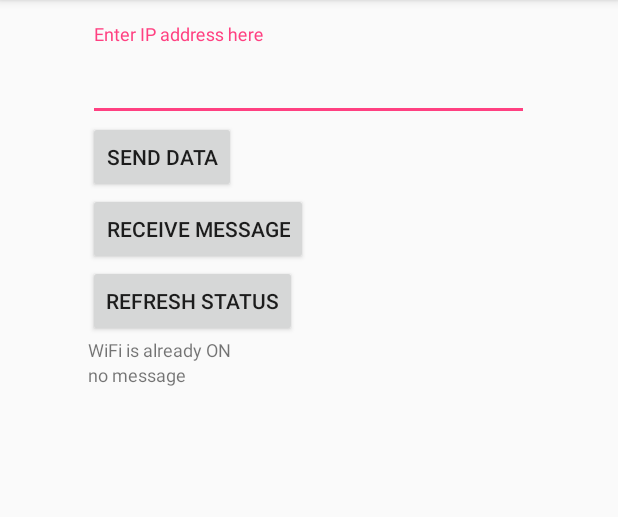
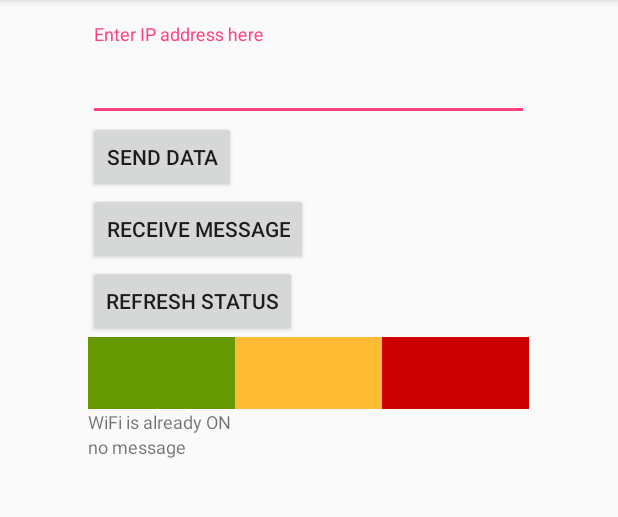
Before and after one commit to Projekt1Grupp12/projektet, an Android app: the screen it shows after launch (MainActivity), on a phone screen of 412 x 824 dp, the part 84-601 px from its top. Run offline under Robolectric (Android 15) with nearby library versions, the phone set to English and light mode, and no system bars.

Commit message:
Colored buttons added with functionality
3 buttons added that sends integer values to the server.

When pressing button corresponding integer is sent to the server:
btn_Green --> 1
btn_Yellow --> 2
btn_Red --> 3

```diff
--- a/App/UDPTest/app/src/main/res/layout/activity_main.xml
+++ b/App/UDPTest/app/src/main/res/layout/activity_main.xml
@@ -48,26 +48,25 @@
                 android:layout_height="match_parent">
 
                 <Button
+                    android:id="@+id/send_UDP_button"
                     android:layout_width="wrap_content"
                     android:layout_height="wrap_content"
-                    android:id="@+id/send_UDP_button"
                     android:layout_centerHorizontal="true"
+                    android:onClick="refreshStatus"
                     android:text="@string/action_send_UDP"
-                    android:onClick="refreshStatus"
 
                     />
             </android.support.design.widget.TextInputLayout>
 
 
             <Button
+                android:id="@+id/button_begin_graph"
                 android:layout_width="wrap_content"
                 android:layout_height="wrap_content"
-                android:text="receive message"
                 android:layout_centerHorizontal="true"
                 android:layout_centerVertical="true"
-                android:id="@+id/button_begin_graph"
                 android:onClick="sendMessage"
-                />
+                android:text="receive message" />
 
 
             <Button
@@ -79,24 +78,60 @@
                 android:onClick="refreshStatus"
                 android:text="Refresh status" />
 
+            <ScrollView
+                android:layout_width="match_parent"
+                android:layout_height="match_parent">
+
+                <LinearLayout
+                    android:layout_width="match_parent"
+                    android:layout_height="wrap_content"
+                    android:orientation="horizontal">
+
+                    <Button
+                        android:id="@+id/btn_Green"
+                        style="@style/Widget.AppCompat.Button"
+                        android:layout_width="wrap_content"
+                        android:layout_height="wrap_content"
+                        android:layout_weight="1"
+                        android:background="@android:color/holo_green_dark"
+                        android:onClick="onClick" />
+
+                    <Button
+                        android:id="@+id/btn_Yellow"
+                        android:layout_width="wrap_content"
+                        android:layout_height="wrap_content"
+                        android:layout_weight="1"
+                        android:background="@android:color/holo_orange_light"
+                        android:onClick="onClick" />
+
+                    <Button
+                        android:id="@+id/btn_Red"
+                        android:layout_width="wrap_content"
+                        android:layout_height="wrap_content"
+                        android:layout_weight="1"
+                        android:background="@android:color/holo_red_dark"
+                        android:onClick="onClick"
+                        android:text=" " />
+                </LinearLayout>
+            </ScrollView>
+
             <TextView
+                android:id="@+id/status"
                 android:layout_width="wrap_content"
                 android:layout_height="wrap_content"
+                android:layout_alignParentBottom="true"
                 android:layout_centerHorizontal="true"
-                android:layout_alignParentBottom="true"
                 android:text="Status: Unconnected"
-                android:textSize="12dp"
-                android:id="@+id/status"
-                />
+                android:textSize="12dp" />
+
             <TextView
+                android:id="@+id/message"
                 android:layout_width="wrap_content"
                 android:layout_height="wrap_content"
+                android:layout_above="@id/status"
                 android:layout_centerHorizontal="true"
-                android:layout_above="@id/status"
                 android:text="no message"
-                android:textSize="12dp"
-                android:id="@+id/message"
-                />
+                android:textSize="12dp" />
         </LinearLayout>
     </ScrollView>
 
```
Also changed, not shown: App/UDPTest/app/src/main/java/com/example/udptest/MainActivity.java (+43 -33 lines).
